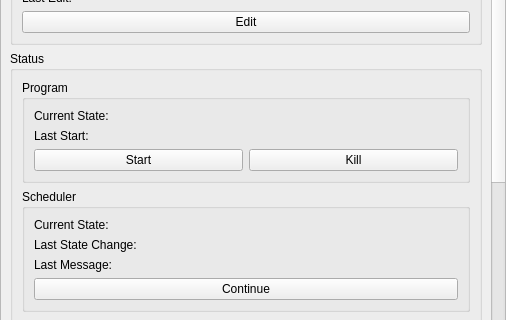
First picture: the form in src/brickv/plugin_system/plugins/red/ui/program_info_main.ui, repository Tinkerforge/brickv, before the edit; both pictures show x 0 to 506 and y 204 to 524 of the 506 by 707 pixel window.
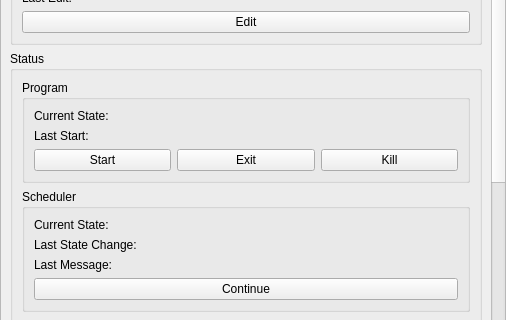
Second picture: the form after the edit.

Commit message:
red-brick: Add exit button for programs
This sends SIGTERM to a program as a less hard method to end it compared
to the kill button that sends SIGKILL.

```diff
--- a/src/brickv/plugin_system/plugins/red/ui/program_info_main.ui
+++ b/src/brickv/plugin_system/plugins/red/ui/program_info_main.ui
@@ -400,6 +400,13 @@
                      </property>
                     </widget>
                    </item>
+                   <item>
+                    <widget class="QPushButton" name="button_exit_process">
+                     <property name="text">
+                      <string>Exit</string>
+                     </property>
+                    </widget>
+                   </item>
                    <item>
                     <widget class="QPushButton" name="button_kill_process">
                      <property name="text">
```
Left out of the diff: 1 changed line with no effect on the pictures. The commit also changes 1 other file.
